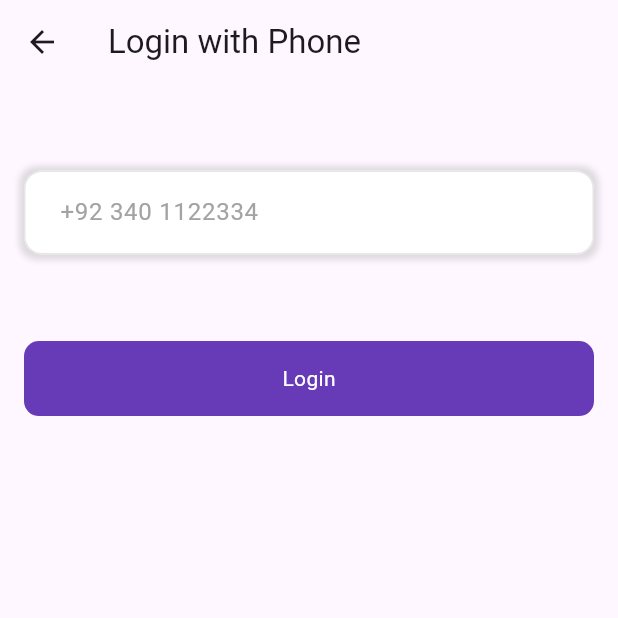
After one commit to UmaraRana1122/ontrendfoodapp, a Flutter app: the screen it shows after launch, after a tap on "Log In", after a tap on "Login with Phone", on a phone screen of 412 x 824 dp, the top half of it. The commit adds this screen. Run offline on Flutter 3.47's test engine with Material 3 defaults, Android fonts, the phone set to English and light mode, and no system bars; our stand-ins replace cloud_firestore, firebase_auth, firebase_core, fluttertoast, get, google_fonts and 2 more; accounts and stored records are empty; network calls fail; Roboto replaces fonts that are missing (QuicksandRegular).

```diff
--- a/lib/Screens/login_screen.dart
+++ b/lib/Screens/auth/login_screen.dart
@@ -1,10 +1,10 @@
 import 'package:firebase_auth/firebase_auth.dart';
 import 'package:flutter/material.dart';
-import 'package:get/get.dart';
 import 'package:google_fonts/google_fonts.dart';
+import 'package:ontrendfoodapp/Posts/post_screen.dart';
+import 'package:ontrendfoodapp/Screens/auth/login_with_mobile.dart';
+import 'package:ontrendfoodapp/Screens/auth/signup_screen.dart';
 import 'package:ontrendfoodapp/Screens/forget_password.dart';
-import 'package:ontrendfoodapp/Screens/home_screen.dart';
-import 'package:ontrendfoodapp/Screens/signup_screen.dart';
 import 'package:ontrendfoodapp/Utils/main_color.dart';
 import 'package:ontrendfoodapp/Utils/utils.dart';
 import 'package:ontrendfoodapp/Widgets/button_widget.dart';
@@ -43,7 +43,7 @@ class _LoginScreenState extends State<LoginScreen> {
         .then((value) {
       Utils().toastMessage(value.user!.email.toString());
       Navigator.push(
-          context, MaterialPageRoute(builder: (context) => HomeScreen()));
+          context, MaterialPageRoute(builder: (context) => PostScreen()));
       setState(() {
         loading = false;
       });
@@ -334,6 +334,17 @@ class _LoginScreenState extends State<LoginScreen> {
                             color: Color(0xff677ea2))),
                   ),
                 ]),
+                SizedBox(
+                  height: 2.h,
+                ),
+                InkWell(
+                    onTap: () {
+                      Navigator.push(
+                          context,
+                          MaterialPageRoute(
+                              builder: (context) => LoginWithPhoneNumber()));
+                    },
+                    child: buttonWidget(5, 95, "Login with Phone"))
               ],
             ),
           ),
--- /dev/null
+++ b/lib/Screens/auth/login_with_mobile.dart
@@ -0,0 +1,129 @@
+import 'package:firebase_auth/firebase_auth.dart';
+import 'package:flutter/material.dart';
+import 'package:ontrendfoodapp/Screens/auth/verify_code.dart';
+import 'package:ontrendfoodapp/Utils/main_color.dart';
+import 'package:ontrendfoodapp/Utils/utils.dart';
+import 'package:ontrendfoodapp/Widgets/round_button.dart';
+import 'package:responsive_sizer/responsive_sizer.dart';
+
+class LoginWithPhoneNumber extends StatefulWidget {
+  const LoginWithPhoneNumber({super.key});
+
+  @override
+  State<LoginWithPhoneNumber> createState() => _LoginWithPhoneNumberState();
+}
+
+class _LoginWithPhoneNumberState extends State<LoginWithPhoneNumber> {
+  final phoneNumberController = TextEditingController();
+  bool loading = false;
+  final auth = FirebaseAuth.instance;
+  @override
+  Widget build(BuildContext context) {
+    return Scaffold(
+      appBar: AppBar(
+        title: Text("Login with Phone"),
+      ),
+      body: Padding(
+        padding: const EdgeInsets.symmetric(horizontal: 16),
+        child: Column(
+          children: [
+            SizedBox(
+              height: 7.h,
+            ),
+            Container(
+              decoration: BoxDecoration(
+                color: Colors.white,
+                borderRadius: BorderRadius.circular(12.0),
+                boxShadow: [
+                  BoxShadow(
+                    color: Colors.black12,
+                    spreadRadius: 3,
+                    blurRadius: 3,
+                  ),
+                ],
+              ),
+              child: TextFormField(
+                controller: phoneNumberController,
+                keyboardType: TextInputType.text,
+                style: const TextStyle(
+                  fontSize: 16,
+                  fontStyle: FontStyle.normal,
+                  color: MainColor.colorBlack,
+                  fontWeight: FontWeight.w400,
+                  fontFamily: "QuicksandMedium",
+                ),
+                decoration: InputDecoration(
+                  hintText: '+92 340 1122334',
+                  hintStyle: TextStyle(
+                    fontSize: 16,
+                    fontStyle: FontStyle.normal,
+                    color: MainColor.grey,
+                    fontWeight: FontWeight.w400,
+                    fontFamily: "QuicksandRegular",
+                  ),
+                  contentPadding:
+                      EdgeInsets.symmetric(horizontal: 20, vertical: 16),
+                  errorBorder: OutlineInputBorder(
+                    borderRadius: BorderRadius.circular(12.0),
+                    borderSide: const BorderSide(
+                      color: MainColor.colorE6E6E6,
+                    ),
+                  ),
+                  errorStyle: const TextStyle(
+                    fontStyle: FontStyle.normal,
+                    fontWeight: FontWeight.w400,
+                    fontFamily: "QuicksandRegular",
+                    color: MainColor.heartRed,
+                  ),
+                  focusedErrorBorder: OutlineInputBorder(
+                    borderRadius: BorderRadius.circular(12.0),
+                    borderSide: const BorderSide(
+                      color: MainColor.colorE6E6E6,
+                    ),
+                  ),
+                  border: OutlineInputBorder(
+                    borderRadius: BorderRadius.circular(12.0),
+                    borderSide: const BorderSide(
+                      color: MainColor.colorE6E6E6,
+                    ),
+                  ),
+                  focusedBorder: OutlineInputBorder(
+                    borderRadius: BorderRadius.circular(12.0),
+                    borderSide: const BorderSide(
+                      color: MainColor.colorE6E6E6,
+                    ),
+                  ),
+                  enabledBorder: OutlineInputBorder(
+                    borderRadius: BorderRadius.circular(12.0),
+                    borderSide: const BorderSide(
+                      color: MainColor.colorE6E6E6,
+                    ),
+                  ),
+                ),
+              ),
+            ),
+            SizedBox(
+              height: 7.h,
+            ),
+            RoundButton(
+                title: "Login",
+                onTap: () {
+                  auth.verifyPhoneNumber(
+                      phoneNumber: phoneNumberController.text,
+                      verificationCompleted: (_) {},
+                      verificationFailed: (e) {
+                        Utils().toastMessage(e.toString());
+                      },
+                      codeSent: (String verificationId, int? token) {
+                        Navigator.push(context, MaterialPageRoute(builder: (context)=>VerifyCodeScreen(verificationId: verificationId,)));
+                      },
+                      codeAutoRetrievalTimeout: (e) {
+                        Utils().toastMessage(e.toString());
+                      });
+                })
+          ],
+        ),
+      ),
+    );
+  }
+}
--- a/lib/Screens/home_screen.dart
+++ b/lib/Screens/home_screen.dart
@@ -5,7 +5,7 @@ import 'package:flutter/material.dart';
 import 'package:flutter/widgets.dart';
 import 'package:google_fonts/google_fonts.dart';
 import 'package:ontrendfoodapp/Providers/product_provider.dart';
-import 'package:ontrendfoodapp/Screens/login_screen.dart';
+import 'package:ontrendfoodapp/Screens/auth/login_screen.dart';
 import 'package:ontrendfoodapp/Screens/splash_screen.dart';
 import 'package:ontrendfoodapp/Utils/main_color.dart';
 import 'package:ontrendfoodapp/Widgets/bottom_navigation_bar.dart';
--- a/lib/Widgets/button_widget.dart
+++ b/lib/Widgets/button_widget.dart
@@ -11,22 +11,14 @@ Widget buttonWidget(
     height: height.h,
     width: width.w,
     decoration: BoxDecoration(
-      borderRadius: BorderRadius.circular(12),
-      gradient: LinearGradient(
-        begin: Alignment.topLeft,
-        end: Alignment.bottomRight,
-        colors: [
-          Color(0xfffe5900),
-          Color(0xfffd5900),
-        ],
-      ),
-    ),
+        borderRadius: BorderRadius.circular(30),
+        border: Border.all(color: Colors.black)),
     child: Center(
       child: Text(
         text,
         style: GoogleFonts.quicksand(
           textStyle: TextStyle(
-            color: Colors.white,
+            color: Colors.black,
             fontWeight: FontWeight.w600,
             fontSize: 17.sp,
           ),
--- a/lib/main.dart
+++ b/lib/main.dart
@@ -2,9 +2,8 @@ import 'package:firebase_core/firebase_core.dart';
 import 'package:flutter/material.dart';
 import 'package:get/get_navigation/src/root/get_material_app.dart';
 import 'package:ontrendfoodapp/Providers/product_provider.dart';
+import 'package:ontrendfoodapp/Screens/auth/login_screen.dart';
 import 'package:ontrendfoodapp/Screens/home_screen.dart';
-import 'package:ontrendfoodapp/Screens/login_screen.dart';
-import 'package:ontrendfoodapp/Screens/signup_screen.dart';
 import 'package:ontrendfoodapp/Screens/splash_screen.dart';
 import 'package:provider/provider.dart';
 import 'package:responsive_sizer/responsive_sizer.dart';
```
Also changed, not shown: lib/Firebase_services/splash_services.dart (+23 -6 lines), lib/Posts/post_screen.dart (added, +35 -0 lines), lib/Screens/auth/verify_code.dart (added, +23 -0 lines), lib/Screens/auth/signup_screen.dart (renamed from lib/Screens/signup_screen.dart), 2 other files.
